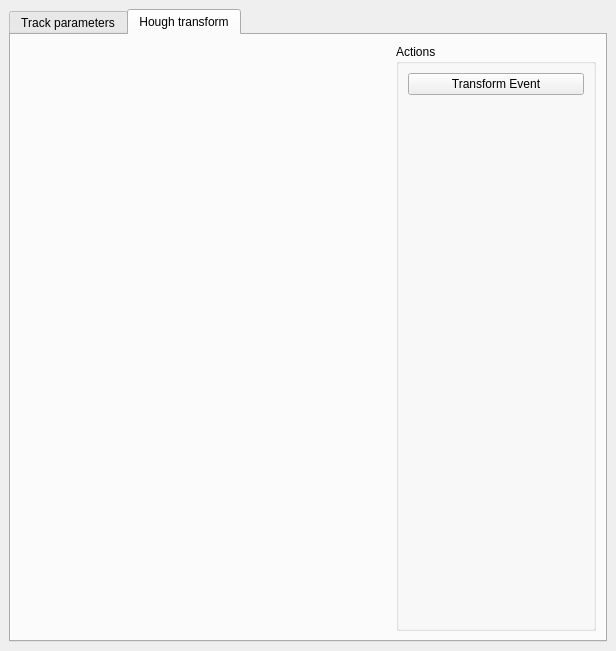
Above: STRT/view/tracks_parameters.ui from vladkrylov/mTPC before the change. Below: the same form after it.
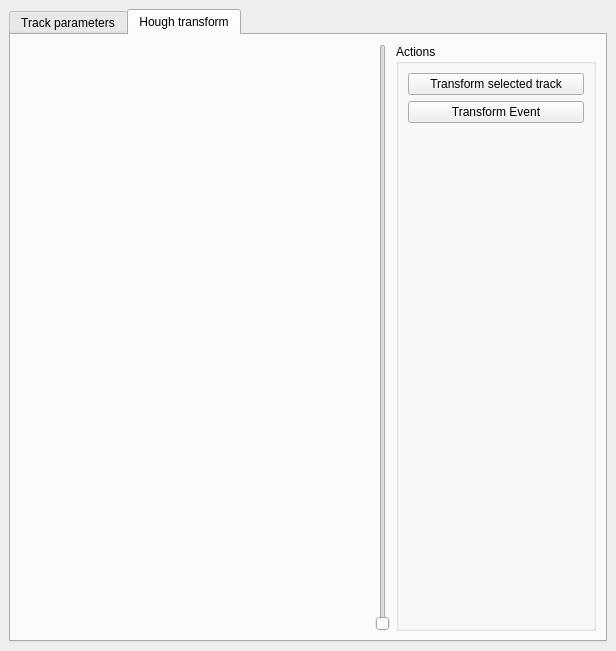
That is the form after the change.

Diff of the .ui file:
```diff
--- a/STRT/view/tracks_parameters.ui
+++ b/STRT/view/tracks_parameters.ui
@@ -110,7 +110,7 @@
             </item>
            </layout>
           </item>
-          <item row="0" column="1">
+          <item row="0" column="2">
            <widget class="QGroupBox" name="HTActionsGroup">
             <property name="sizePolicy">
              <sizepolicy hsizetype="Preferred" vsizetype="Preferred">
@@ -134,6 +134,13 @@
              <string>Actions</string>
             </property>
             <layout class="QVBoxLayout" name="verticalLayout_3">
+             <item>
+              <widget class="QPushButton" name="transformTrackButton">
+               <property name="text">
+                <string>Transform selected track</string>
+               </property>
+              </widget>
+             </item>
              <item>
               <widget class="QPushButton" name="transfomEventButton">
                <property name="sizePolicy">
@@ -163,6 +170,13 @@
             </layout>
            </widget>
           </item>
+          <item row="0" column="1">
+           <widget class="QSlider" name="HTthresholdSlider">
+            <property name="orientation">
+             <enum>Qt::Vertical</enum>
+            </property>
+           </widget>
+          </item>
          </layout>
         </widget>
        </widget>
```
